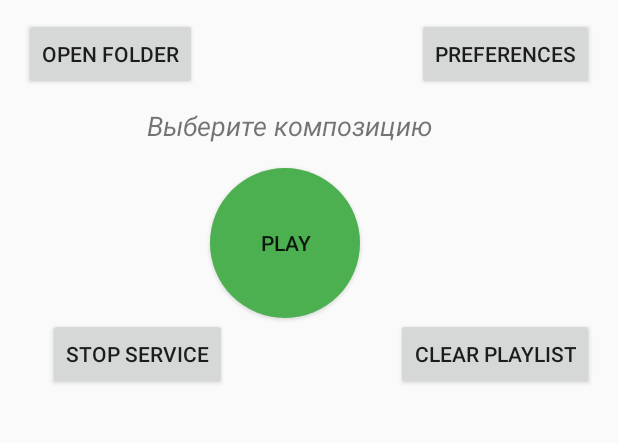
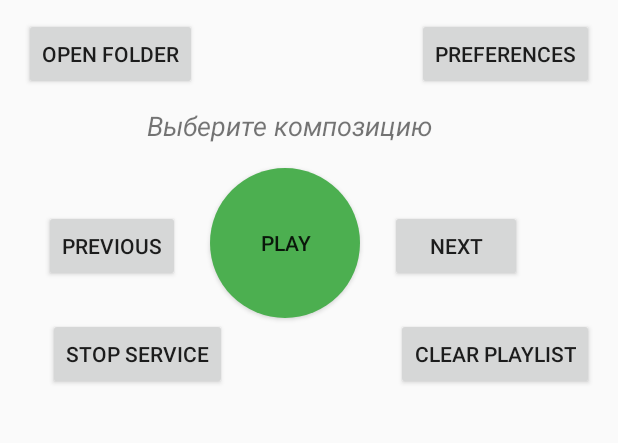
Before and after one commit to mumiyasss/GreenMusicPlayer, an Android app: the screen it shows after launch (AppActivity), on a phone screen of 412 x 824 dp, the part 84-527 px from its top. Run offline under Robolectric (Android 15) with nearby library versions, the phone set to English and light mode, and no system bars; our stand-ins replace Dagger/Hilt's generated code, Room's generated code; 4 statements that could not run were skipped.

Commit message:
Service now have has its own songs list that auto-updates. Play/Previous buttons added.

```diff
--- a/app/src/main/java/com/grebnevstudio/musicplayer/db/Song.kt
+++ b/app/src/main/java/com/grebnevstudio/musicplayer/db/Song.kt
@@ -3,7 +3,7 @@ package com.grebnevstudio.musicplayer.db
 import androidx.room.Entity
 import androidx.room.PrimaryKey
 
-@Entity(tableName = "songs")
+@Entity(tableName = "songsToPlay")
 data class Song(
     @PrimaryKey
     val path: String,
--- a/app/src/main/java/com/grebnevstudio/musicplayer/db/SongsDao.kt
+++ b/app/src/main/java/com/grebnevstudio/musicplayer/db/SongsDao.kt
@@ -5,7 +5,7 @@ import androidx.room.*
 
 @Dao
 interface SongsDao {
-    @Query("SELECT * FROM songs")
+    @Query("SELECT * FROM songsToPlay")
     fun getAll(): LiveData<List<Song>>
 
     @Insert(onConflict = OnConflictStrategy.REPLACE)
@@ -17,6 +17,6 @@ interface SongsDao {
     @Delete
     fun deleteSong(song: Song)
 
-    @Query("DELETE FROM songs")
+    @Query("DELETE FROM songsToPlay")
     fun deleteAll()
 }
--- a/app/src/main/java/com/grebnevstudio/musicplayer/helpers/Constants.kt
+++ b/app/src/main/java/com/grebnevstudio/musicplayer/helpers/Constants.kt
@@ -14,7 +14,7 @@ const val DEFAULT_THEME = R.style.AppThemeDefault
 
 // application constants
 const val PREFS_KEY = "Prefs"
-const val DB_FILE_NAME = "songs.db"
+const val DB_FILE_NAME = "songsToPlay.db"
 const val AUDIO_MIME = "audio/mpeg"
 const val CHOOSE_TRACK_STUB = "Выберите композицию"
 
--- a/app/src/main/java/com/grebnevstudio/musicplayer/ui/main/MainFragment.kt
+++ b/app/src/main/java/com/grebnevstudio/musicplayer/ui/main/MainFragment.kt
@@ -46,14 +46,21 @@ class MainFragment : Fragment() {
             })
 
             playerViewModel.getSongs().observe(this@MainFragment, Observer { songs ->
+                playerViewModel.onSongsSetChanged(songs)
                 songsAdapter.songs = songs
             })
 
             play_pause_btn.setOnClickListener {
                 playerViewModel.playOrPauseSong()
             }
+            next_btn.setOnClickListener {
+                playerViewModel.playNext()
+            }
+            previous_btn.setOnClickListener {
+                playerViewModel.playPrevious()
+            }
             stop_service_btn.setOnClickListener {
-
+                //playerViewModel.playNext()
             }
             pref_btn.setOnClickListener {
                 (activity as AppActivity).startScreen(MainPreferencesFragment())
--- a/app/src/main/res/layout/fragment_main.xml
+++ b/app/src/main/res/layout/fragment_main.xml
@@ -75,6 +75,20 @@
                 app:layout_constraintBottom_toTopOf="@+id/play_pause_btn" app:layout_constraintHorizontal_bias="0.473"
                 android:layout_marginTop="8dp" app:layout_constraintTop_toBottomOf="@+id/pref_btn"
                 android:textStyle="italic" android:textSize="18sp" app:layout_constraintVertical_bias="1.0"/>
+        <Button
+                android:text="Previous"
+                android:layout_width="wrap_content"
+                android:layout_height="wrap_content"
+                android:id="@+id/previous_btn" app:layout_constraintEnd_toStartOf="@+id/play_pause_btn"
+                android:layout_marginEnd="20dp" android:layout_marginTop="28dp"
+                app:layout_constraintTop_toTopOf="@+id/play_pause_btn"/>
+        <Button
+                android:text="Next"
+                android:layout_width="wrap_content"
+                android:layout_height="wrap_content"
+                android:id="@+id/next_btn" app:layout_constraintStart_toEndOf="@+id/play_pause_btn"
+                android:layout_marginStart="20dp" android:layout_marginTop="28dp"
+                app:layout_constraintTop_toTopOf="@+id/play_pause_btn"/>
 
     </androidx.constraintlayout.widget.ConstraintLayout>
 </androidx.coordinatorlayout.widget.CoordinatorLayout>
```
Also changed, not shown: app/src/main/java/com/grebnevstudio/musicplayer/service/PlayerService.kt (+19 -10 lines), app/src/main/java/com/grebnevstudio/musicplayer/viewmodel/PlayerViewModel.kt (+31 -4 lines).
